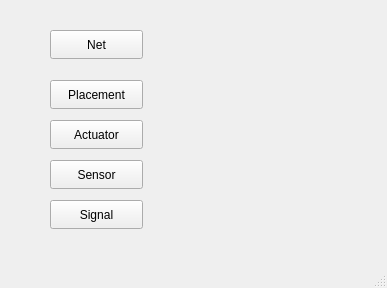
Before: the Qt Designer form SHomeConfigurator/SHConfigurator/mainwindow.ui in AndriiRozin/SHome2, drawn with Qt 5.
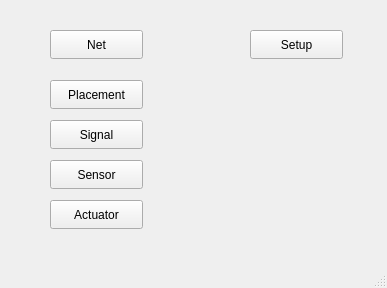
After: the same form once the commit is applied.

Commit message: add_dialog_setup_class

Patch:
```diff
--- a/SHomeConfigurator/SHConfigurator/mainwindow.ui
+++ b/SHomeConfigurator/SHConfigurator/mainwindow.ui
@@ -44,7 +44,7 @@
     <property name="geometry">
      <rect>
       <x>50</x>
-      <y>120</y>
+      <y>200</y>
       <width>93</width>
       <height>29</height>
      </rect>
@@ -70,7 +70,7 @@
     <property name="geometry">
      <rect>
       <x>50</x>
-      <y>200</y>
+      <y>120</y>
       <width>93</width>
       <height>29</height>
      </rect>
@@ -79,6 +79,19 @@
      <string>Signal</string>
     </property>
    </widget>
+   <widget class="QPushButton" name="pushButton_Setup">
+    <property name="geometry">
+     <rect>
+      <x>250</x>
+      <y>30</y>
+      <width>93</width>
+      <height>29</height>
+     </rect>
+    </property>
+    <property name="text">
+     <string>Setup</string>
+    </property>
+   </widget>
   </widget>
   <widget class="QMenuBar" name="menubar">
    <property name="geometry">
```
Left out of the diff: 2 changed lines with no effect on the pictures. The commit also changes 8 other files.
